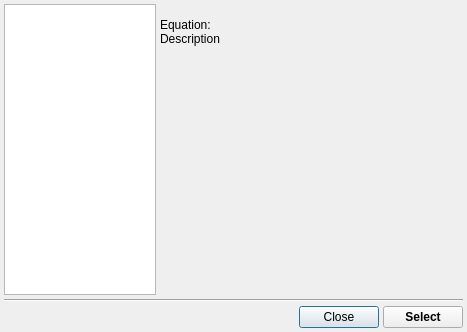
Above: src/gui/equationselect.ui from trisyoungs/uchroma before the change. Below: the same form after it.
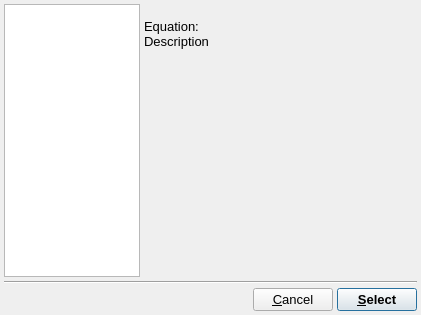
That is the form after the change. Icons and pictures are not drawn.

Commit message: Set correct general font size for several subwindows, and renamed some Close buttons to Cancel. Partial addition of ReferenceSetupDialog.

Patch:
```diff
--- a/src/gui/equationselect.ui
+++ b/src/gui/equationselect.ui
@@ -9,10 +9,15 @@
    <rect>
     <x>0</x>
     <y>0</y>
-    <width>467</width>
-    <height>332</height>
+    <width>421</width>
+    <height>315</height>
    </rect>
   </property>
+  <property name="font">
+   <font>
+    <pointsize>10</pointsize>
+   </font>
+  </property>
   <property name="windowTitle">
    <string>Select Equation</string>
   </property>
@@ -98,7 +103,7 @@
           <item row="2" column="0">
            <widget class="QLabel" name="label_2">
             <property name="text">
-             <string>Description</string>
+             <string>Description  </string>
             </property>
             <property name="alignment">
              <set>Qt::AlignLeading|Qt::AlignLeft|Qt::AlignTop</set>
@@ -156,7 +161,7 @@
      <item>
       <widget class="QPushButton" name="CloseButton">
        <property name="text">
-        <string>Close</string>
+        <string>&amp;Cancel</string>
        </property>
       </widget>
      </item>
@@ -169,7 +174,10 @@
         </font>
        </property>
        <property name="text">
-        <string>Select</string>
+        <string>&amp;Select</string>
+       </property>
+       <property name="default">
+        <bool>true</bool>
        </property>
       </widget>
      </item>
```
Left out of the diff: 2 changed lines with no effect on the pictures. The commit also changes 25 other files.
